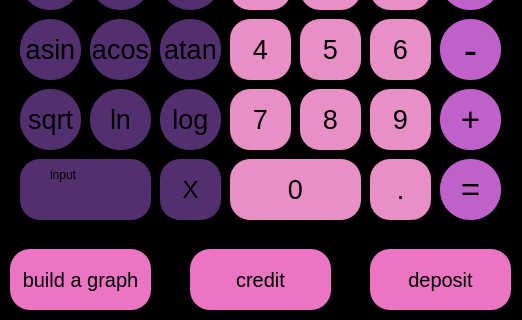
This is src/view/mainwindow.ui in FridaOwl/SmartCalc_v2.0 as Qt 5 draws it before an edit; both pictures show x 0 to 522 and y 191 to 511 of the 522 by 511 pixel window. The edited form follows.
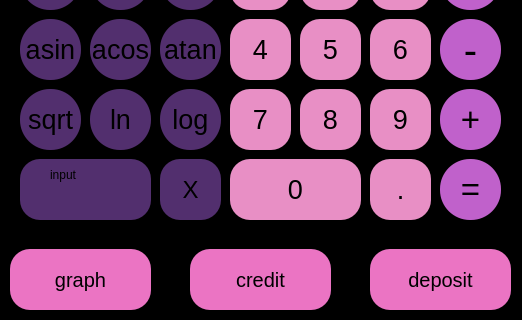
This is the edited form.

Commit message: upd:mainwi

Diff of the .ui file:
```diff
--- a/src/view/mainwindow.ui
+++ b/src/view/mainwindow.ui
@@ -894,7 +894,7 @@
 }</string>
     </property>
     <property name="text">
-     <string>build a graph</string>
+     <string>graph</string>
     </property>
     <property name="autoRepeat">
      <bool>false</bool>
```
